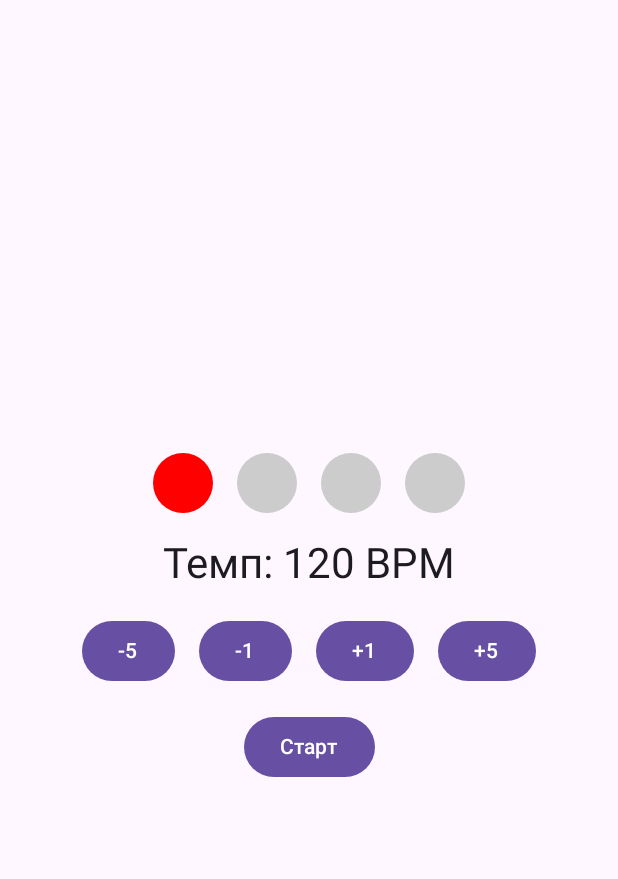
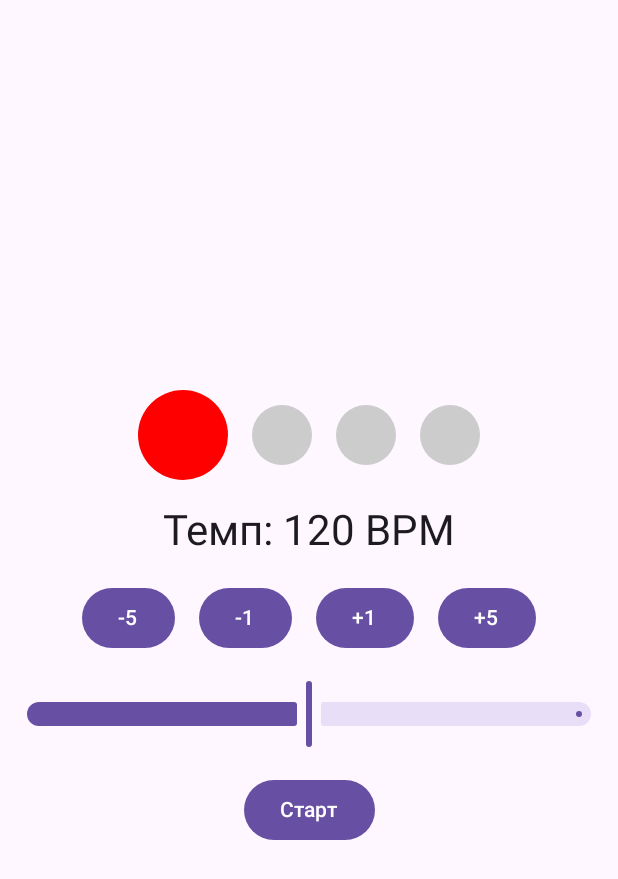
Before and after one commit to VermilionRed/Voice_metronome, an Android app built with Jetpack Compose: the screen it shows after launch (MainActivity), on a phone screen of 412 x 824 dp. Shown: the top 879 px of the screen. Run offline under Robolectric (Android 15) with nearby library versions, the phone set to English and light mode, and no system bars.

Commit message:
GOOOOOOOOOOOOOL metronome

```diff
--- a/app/src/main/java/com/example/voice_metronome/MainActivity.kt
+++ b/app/src/main/java/com/example/voice_metronome/MainActivity.kt
@@ -16,6 +16,7 @@ import androidx.compose.foundation.layout.Row
 import androidx.compose.foundation.layout.Spacer
 import androidx.compose.foundation.layout.WindowInsets
 import androidx.compose.foundation.layout.fillMaxSize
+import androidx.compose.foundation.layout.fillMaxWidth
 import androidx.compose.foundation.layout.height
 import androidx.compose.foundation.layout.padding
 import androidx.compose.foundation.layout.safeDrawing
@@ -26,6 +27,7 @@ import androidx.compose.foundation.shape.CircleShape
 import androidx.compose.material3.Button
 import androidx.compose.material3.MaterialTheme
 import androidx.compose.material3.Scaffold
+import androidx.compose.material3.Slider
 import androidx.compose.material3.Text
 import androidx.compose.runtime.Composable
 import androidx.compose.runtime.LaunchedEffect
@@ -40,8 +42,8 @@ import androidx.compose.ui.draw.clip
 import androidx.compose.ui.graphics.Color
 import androidx.compose.ui.platform.LocalContext
 import androidx.compose.ui.tooling.preview.Preview
+import androidx.compose.ui.unit.Dp
 import androidx.compose.ui.unit.dp
-import androidx.core.view.WindowCompat
 import kotlinx.coroutines.delay
 import kotlinx.coroutines.launch
 
@@ -56,18 +58,26 @@ class MainActivity : ComponentActivity() {
 }
 
 @Composable
-fun MetronomeBody(context: Context = LocalContext.current){
+fun MetronomeBody(context: Context = LocalContext.current) {
     var tempo by remember { mutableStateOf(120) } // Темп в BPM
     var isPlaying by remember { mutableStateOf(false) } // Состояние метронома
     var currentBeat by remember { mutableStateOf(0) } // Текущая доля ритма
     val beatsPerMeasure = 4 // Количество долей в такте (4/4)
     val scope = rememberCoroutineScope()
+    // Звуковые ресурсы для разных долей
+    val soundResources = listOf(
+        R.raw.goal_1, // Звук для сильной доли (первая доля)
+        R.raw.goal_2,   // Звук для слабых долей
+        R.raw.goal_2,
+        R.raw.goal_2
+    )
+    // Размеры точек для разных долей
+    val dotSizes = listOf(60.dp, 40.dp, 40.dp, 40.dp) // Первая точка больше
 
     Scaffold(
         modifier = Modifier
             .fillMaxSize()
             .windowInsetsPadding(WindowInsets.safeDrawing),
-        // ☝️ This remains System UI bars.
     ) { innerPadding ->
         Column(
             modifier = Modifier
@@ -77,10 +87,14 @@ fun MetronomeBody(context: Context = LocalContext.current){
             verticalArrangement = Arrangement.Center
         ) {
             Row(
-                horizontalArrangement = Arrangement.spacedBy(16.dp)
+                horizontalArrangement = Arrangement.spacedBy(16.dp),
+                verticalAlignment = Alignment.CenterVertically
             ) {
                 for (i in 0 until beatsPerMeasure) {
-                    BeatDot(isActive = i == currentBeat)
+                    BeatDot(
+                        isActive = i == currentBeat,
+                        size = dotSizes[i] // Размер точки зависит от её позиции
+                    )
                 }
             }
             Spacer(modifier = Modifier.height(16.dp))
@@ -104,43 +118,41 @@ fun MetronomeBody(context: Context = LocalContext.current){
                 }
             }
             Spacer(modifier = Modifier.height(16.dp))
+            Slider(
+                value = tempo.toFloat(),
+                onValueChange = { tempo = it.toInt() },
+                valueRange = 40f..200f,
+                modifier = Modifier.fillMaxWidth().padding(horizontal = 16.dp)
+            )
+            Spacer(modifier = Modifier.height(16.dp))
             Button(onClick = {
                 isPlaying = !isPlaying
-                if (!isPlaying) {
+                if (isPlaying) {
+                    // Воспроизведение первого звука сразу при старте
+                    playSound(context, soundResources[currentBeat])
+                } else {
                     currentBeat = 0 // Сбрасываем текущую долю при остановке
                 }
             }) {
                 Text(if (isPlaying) "Стоп" else "Старт")
             }
         }
+
         // Логика метронома
-        if (isPlaying) {
-            LaunchedEffect(tempo) {
+        LaunchedEffect(isPlaying, tempo) {
+            if (isPlaying) {
                 while (isPlaying) {
+                    delay(60000L / tempo) // Задержка в зависимости от темпа
                     currentBeat = (currentBeat + 1) % beatsPerMeasure // Переход к следующей доле
-                    scope.launch {
-                        val mediaPlayer = MediaPlayer.create(context, R.raw.cowbell)
-                        mediaPlayer.start()
-                        mediaPlayer.setOnCompletionListener {
-                            it.release()
-                        }
-                    }
-                    delay(60000L / tempo) // Задержка в зависимости от темпа
+                    playSound(context, soundResources[currentBeat])
                 }
-            }
-        }
-        // Сброс метронома при изменении темпа
-        LaunchedEffect(tempo) {
-            if (isPlaying) {
-                isPlaying = false // Останавливаем метроном
-                currentBeat = 0 // Сбрасываем текущую долю
-                isPlaying = true // Перезапускаем метроном
             }
         }
     }
 }
+
 @Composable
-fun BeatDot(isActive: Boolean) {
+fun BeatDot(isActive: Boolean, size: Dp) {
     val animatedColor by animateFloatAsState(
         targetValue = if (isActive) 1f else 0f, // Анимация цвета
         animationSpec = tween(durationMillis = 100)
@@ -148,7 +160,7 @@ fun BeatDot(isActive: Boolean) {
 
     Box(
         modifier = Modifier
-            .size(40.dp)
+            .size(size)
             .clip(CircleShape)
             .background(
                 Color.LightGray.copy(alpha = 1f - animatedColor) // Серый цвет для неактивной точки
@@ -159,6 +171,15 @@ fun BeatDot(isActive: Boolean) {
     )
 }
 
+// Функция для воспроизведения звука
+fun playSound(context: Context, soundResource: Int) {
+    val mediaPlayer = MediaPlayer.create(context, soundResource)
+    mediaPlayer.start()
+    mediaPlayer.setOnCompletionListener {
+        it.release()
+    }
+}
+
 @Preview(showBackground = true)
 @Composable
 fun MetronomePreview() {
--- a/app/src/main/res/values/strings.xml
+++ b/app/src/main/res/values/strings.xml
@@ -1,3 +1,3 @@
 <resources>
-    <string name="app_name">Голосовой метроном</string>
+    <string name="app_name">ГОООООООООООООЛосовой метроном</string>
 </resources>
```
Also changed, not shown: 2 other files.
